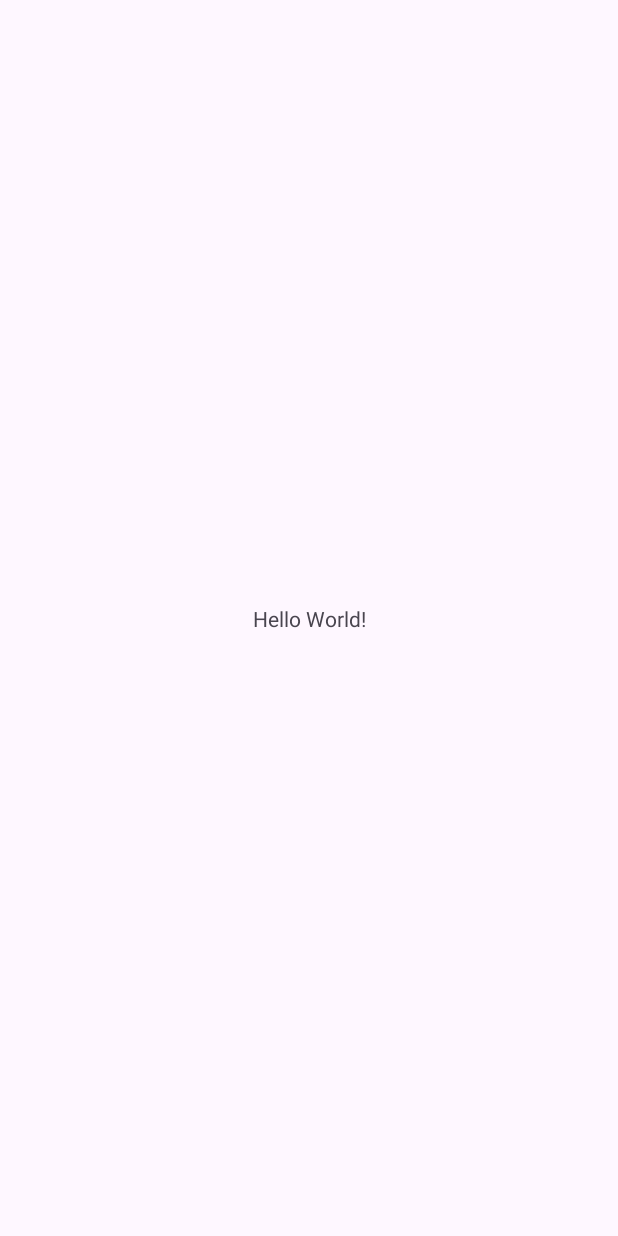
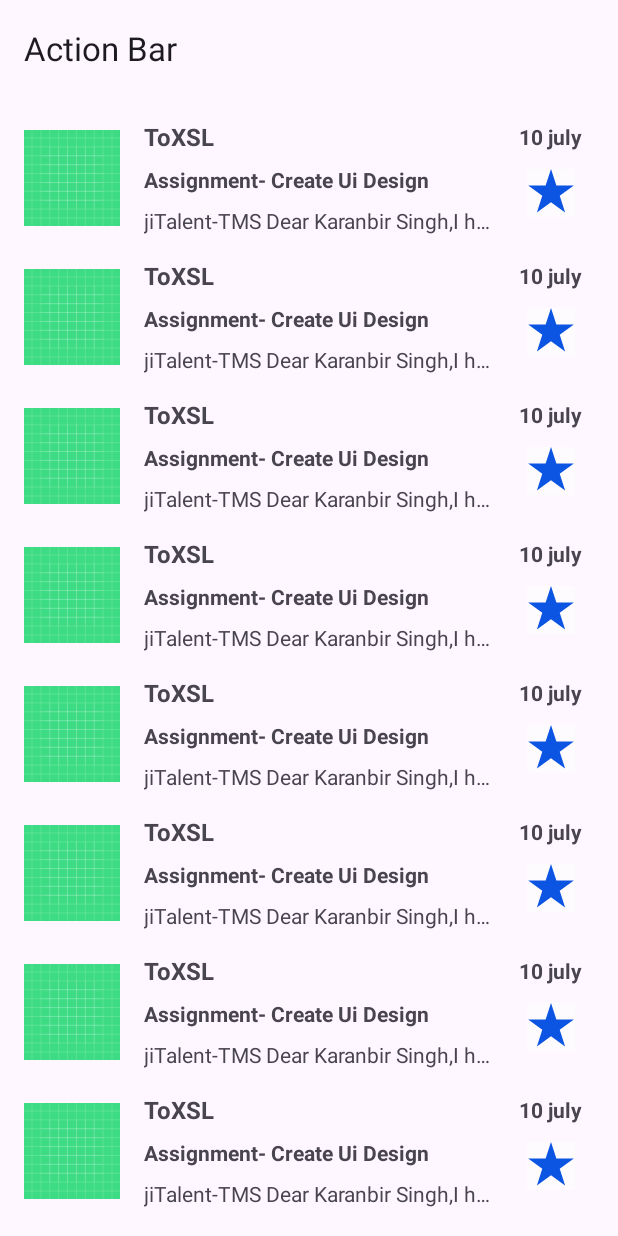
Before and after one commit to Karanbir31/Gmail-Ui-Layout, an Android app: the screen it shows after launch (MainActivity), on a phone screen of 412 x 824 dp. Before the commit the screen is almost empty. Run offline under Robolectric (Android 15) with nearby library versions, the phone set to English and light mode, and no system bars.

Commit message:
setup rcv adapter and fix minor ui margin

```diff
--- a/app/src/main/java/com/example/gmailuilayout/MainActivity.kt
+++ b/app/src/main/java/com/example/gmailuilayout/MainActivity.kt
@@ -3,18 +3,22 @@ package com.example.gmailuilayout
 import android.os.Bundle
 import androidx.activity.enableEdgeToEdge
 import androidx.appcompat.app.AppCompatActivity
-import androidx.core.view.ViewCompat
-import androidx.core.view.WindowInsetsCompat
+import androidx.recyclerview.widget.LinearLayoutManager
+import androidx.recyclerview.widget.RecyclerView
 
 class MainActivity : AppCompatActivity() {
+    private lateinit var rcvEmails: RecyclerView
+
     override fun onCreate(savedInstanceState: Bundle?) {
         super.onCreate(savedInstanceState)
         enableEdgeToEdge()
         setContentView(R.layout.activity_main)
-        ViewCompat.setOnApplyWindowInsetsListener(findViewById(R.id.main)) { v, insets ->
-            val systemBars = insets.getInsets(WindowInsetsCompat.Type.systemBars())
-            v.setPadding(systemBars.left, systemBars.top, systemBars.right, systemBars.bottom)
-            insets
-        }
+        rcvEmails = findViewById(R.id.rcvEmails)
+
+        rcvEmails.adapter = RcvEmailsAdapter()
+        rcvEmails.layoutManager =LinearLayoutManager(this, LinearLayoutManager.VERTICAL, false)
+
+
+
     }
 }
--- /dev/null
+++ b/app/src/main/java/com/example/gmailuilayout/RcvEmailsAdapter.kt
@@ -0,0 +1,41 @@
+package com.example.gmailuilayout
+
+import android.view.LayoutInflater
+import android.view.View
+import android.view.ViewGroup
+import android.widget.ImageButton
+import android.widget.ImageView
+import android.widget.TextView
+import androidx.recyclerview.widget.RecyclerView
+
+class RcvEmailsAdapter(
+    private val emails: List<String> = emptyList()
+) : RecyclerView.Adapter<RcvEmailsAdapter.RcvEmailsViewHolder>() {
+
+    inner class RcvEmailsViewHolder(view: View) : RecyclerView.ViewHolder(view) {
+        private val userImage : ImageView = view.findViewById(R.id.rcv_user_image)
+        private val userName : TextView = view.findViewById(R.id.rcv_user_name)
+        private val emailTime : TextView = view.findViewById(R.id.rcv_email_time)
+        private val emailSubject : TextView = view.findViewById(R.id.rcv_email_subject)
+        private val emailMessage : TextView = view.findViewById(R.id.rcv_email_message)
+        private val starImageButton : ImageButton = view.findViewById(R.id.starImageButton)
+
+    }
+
+    override fun onCreateViewHolder(parent: ViewGroup, viewType: Int): RcvEmailsViewHolder {
+       val view = LayoutInflater.from(parent.context).inflate(
+           R.layout.rcv_email_list_item, parent, false
+       )
+
+        return RcvEmailsViewHolder(view)
+    }
+
+    override fun getItemCount() = 10
+
+
+    override fun onBindViewHolder(holder: RcvEmailsViewHolder, position: Int) {
+
+    }
+
+
+}
--- a/app/src/main/res/layout/activity_main.xml
+++ b/app/src/main/res/layout/activity_main.xml
@@ -7,13 +7,31 @@
     android:layout_height="match_parent"
     tools:context=".MainActivity">
 
-    <TextView
-        android:layout_width="wrap_content"
+    <com.google.android.material.appbar.AppBarLayout
+        android:id="@+id/appBarLayout"
+        android:layout_width="0dp"
         android:layout_height="wrap_content"
-        android:text="Hello World!"
+        app:layout_constraintEnd_toEndOf="parent"
+        app:layout_constraintStart_toStartOf="parent"
+        app:layout_constraintTop_toTopOf="parent">
+
+        <androidx.appcompat.widget.Toolbar
+            android:layout_width="match_parent"
+            android:layout_height="?attr/actionBarSize"
+            android:theme="?attr/actionBarTheme"
+            app:title="Action Bar" />
+
+    </com.google.android.material.appbar.AppBarLayout>
+
+    <androidx.recyclerview.widget.RecyclerView
+        android:id="@+id/rcvEmails"
+        android:layout_width="0dp"
+        android:layout_height="0dp"
         app:layout_constraintBottom_toBottomOf="parent"
         app:layout_constraintEnd_toEndOf="parent"
         app:layout_constraintStart_toStartOf="parent"
-        app:layout_constraintTop_toTopOf="parent" />
+        app:layout_constraintTop_toBottomOf="@id/appBarLayout"
+        tools:listitem="@layout/rcv_email_list_item" />
+
 
 </androidx.constraintlayout.widget.ConstraintLayout>
--- a/app/src/main/res/layout/rcv_email_list_item.xml
+++ b/app/src/main/res/layout/rcv_email_list_item.xml
@@ -2,37 +2,89 @@
 <androidx.constraintlayout.widget.ConstraintLayout xmlns:android="http://schemas.android.com/apk/res/android"
     xmlns:app="http://schemas.android.com/apk/res-auto"
     android:layout_width="match_parent"
-    android:layout_height="wrap_content">
+    android:layout_height="wrap_content"
+    android:layout_marginTop="16sp"
+    android:layout_marginHorizontal="16dp">
 
 
     <ImageView
         android:id="@+id/rcv_user_image"
         android:layout_width="64dp"
         android:layout_height="64dp"
+        android:src="@drawable/ic_launcher_background"
         app:layout_constraintBottom_toBottomOf="parent"
         app:layout_constraintStart_toStartOf="parent"
-        app:layout_constraintTop_toTopOf="parent" />
+        app:layout_constraintTop_toTopOf="parent"
+        app:layout_constraintEnd_toStartOf="@id/rcv_user_name"
+        android:layout_marginEnd="16dp"/>
 
     <TextView
-        android:id="@+id/rcv_email_sub"
+        android:id="@+id/rcv_user_name"
         android:layout_width="0dp"
         android:layout_height="wrap_content"
-        android:text="Name"
+        android:text="ToXSL"
+        android:textSize="16sp"
+        android:textStyle="bold"
+        android:layout_marginEnd="8dp"
         app:layout_constraintEnd_toStartOf="@+id/rcv_email_time"
-        app:layout_constraintHorizontal_weight="1"
+        app:layout_constraintHorizontal_weight="3"
         app:layout_constraintStart_toEndOf="@id/rcv_user_image"
         app:layout_constraintTop_toTopOf="parent" />
 
     <TextView
         android:id="@+id/rcv_email_time"
-        android:layout_width="34dp"
-        android:layout_height="28dp"
-        android:layout_marginHorizontal="16dp"
+        android:layout_width="wrap_content"
+        android:layout_height="wrap_content"
         android:text="10 july"
-        android:textSize="16dp"
-        app:layout_constraintStart_toEndOf="@id/rcv_email_sub"
+        android:textStyle="bold"
+        android:textSize="14sp"
+        android:paddingHorizontal="8dp"
+        app:layout_constraintBottom_toBottomOf="@id/rcv_user_name"
         app:layout_constraintEnd_toEndOf="parent"
-        app:layout_constraintTop_toTopOf="parent" />
+        app:layout_constraintStart_toEndOf="@id/rcv_user_name"
+        app:layout_constraintTop_toTopOf="@id/rcv_user_name" />
+
+    <TextView
+        android:id="@+id/rcv_email_subject"
+        android:layout_width="0dp"
+        android:layout_height="wrap_content"
+        android:layout_marginTop="8dp"
+        android:text="Assignment- Create Ui Design"
+        android:textSize="14sp"
+        android:textStyle="bold"
+
+        app:layout_constraintEnd_toEndOf="@+id/rcv_user_name"
+        app:layout_constraintHorizontal_weight="1"
+        app:layout_constraintStart_toStartOf="@id/rcv_user_name"
+        app:layout_constraintTop_toBottomOf="@id/rcv_user_name" />
 
 
+    <TextView
+        android:id="@+id/rcv_email_message"
+        android:layout_width="0dp"
+        android:layout_height="wrap_content"
+        android:layout_marginTop="8dp"
+        android:overScrollMode="always"
+        android:singleLine="true"
+        android:text="jiTalent-TMS Dear Karanbir Singh,I hope this email finds you well."
+        android:textSize="14sp"
+        app:layout_constraintEnd_toEndOf="@+id/rcv_user_name"
+        app:layout_constraintHorizontal_weight="1"
+        app:layout_constraintStart_toStartOf="@id/rcv_user_name"
+        app:layout_constraintTop_toBottomOf="@id/rcv_email_subject" />
+
+    <ImageButton
+        android:id="@+id/starImageButton"
+        android:layout_width="32dp"
+        android:layout_height="32dp"
+        android:background="#80FFFFFF"
+        android:padding="0dp"
+        android:scaleType="centerCrop"
+        android:src="@drawable/star_button_selected"
+        app:layout_constraintTop_toBottomOf="@id/rcv_email_time"
+        app:layout_constraintEnd_toEndOf="@id/rcv_email_time"
+        app:layout_constraintBottom_toBottomOf="parent"
+        app:layout_constraintStart_toStartOf="@id/rcv_email_time"
+        />
+
 </androidx.constraintlayout.widget.ConstraintLayout>
```
